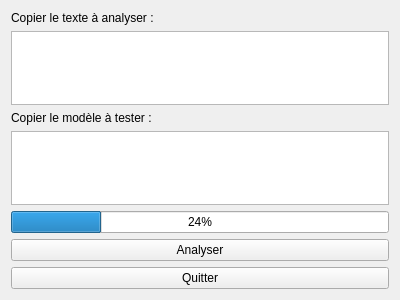
This is Cmentic/windowcmentic.ui in Chriscrat/C-mentic as Qt 5 draws it before an edit. The edited form follows.
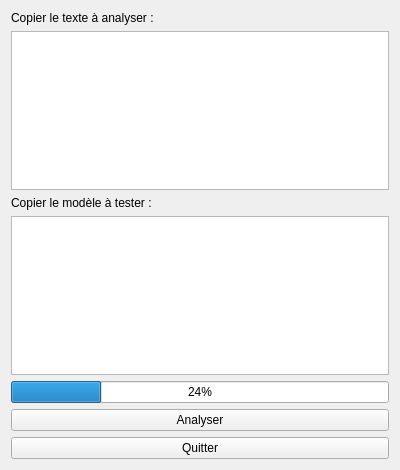
This is the edited form.

What changed in the file:
```diff
--- a/Cmentic/windowcmentic.ui
+++ b/Cmentic/windowcmentic.ui
@@ -7,7 +7,7 @@
     <x>0</x>
     <y>0</y>
     <width>400</width>
-    <height>300</height>
+    <height>470</height>
    </rect>
   </property>
   <property name="windowTitle">
```
